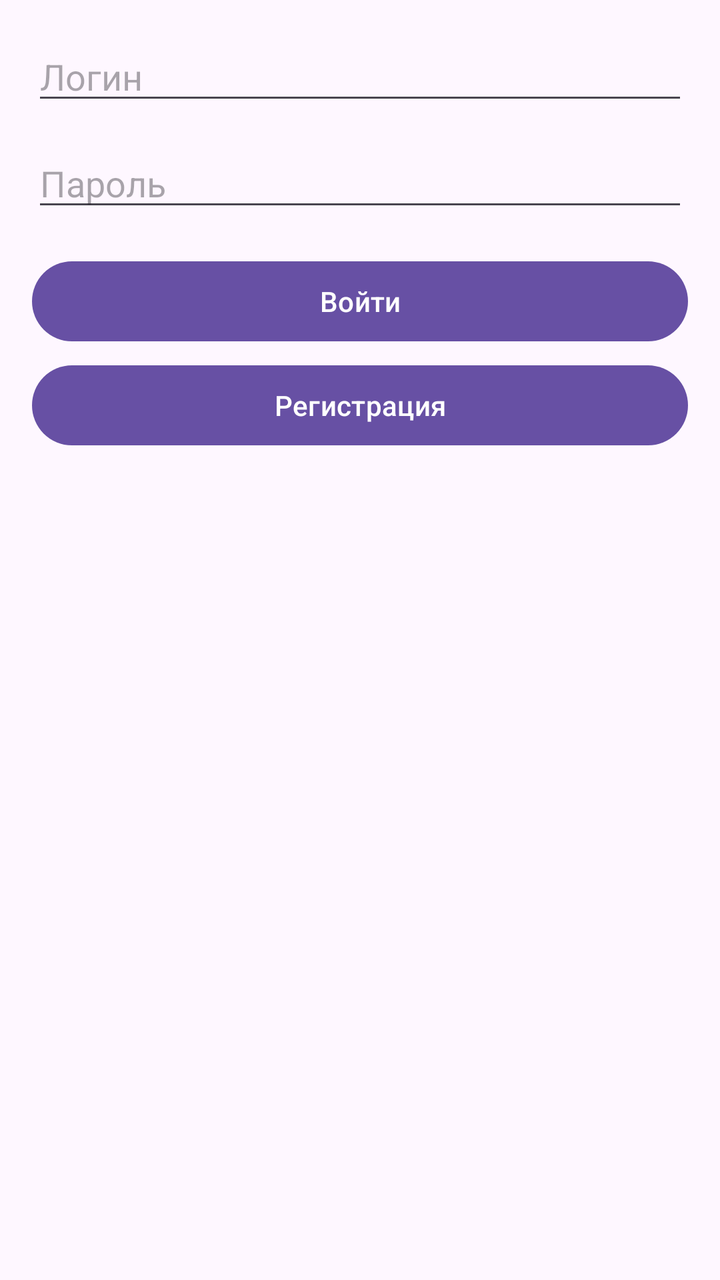
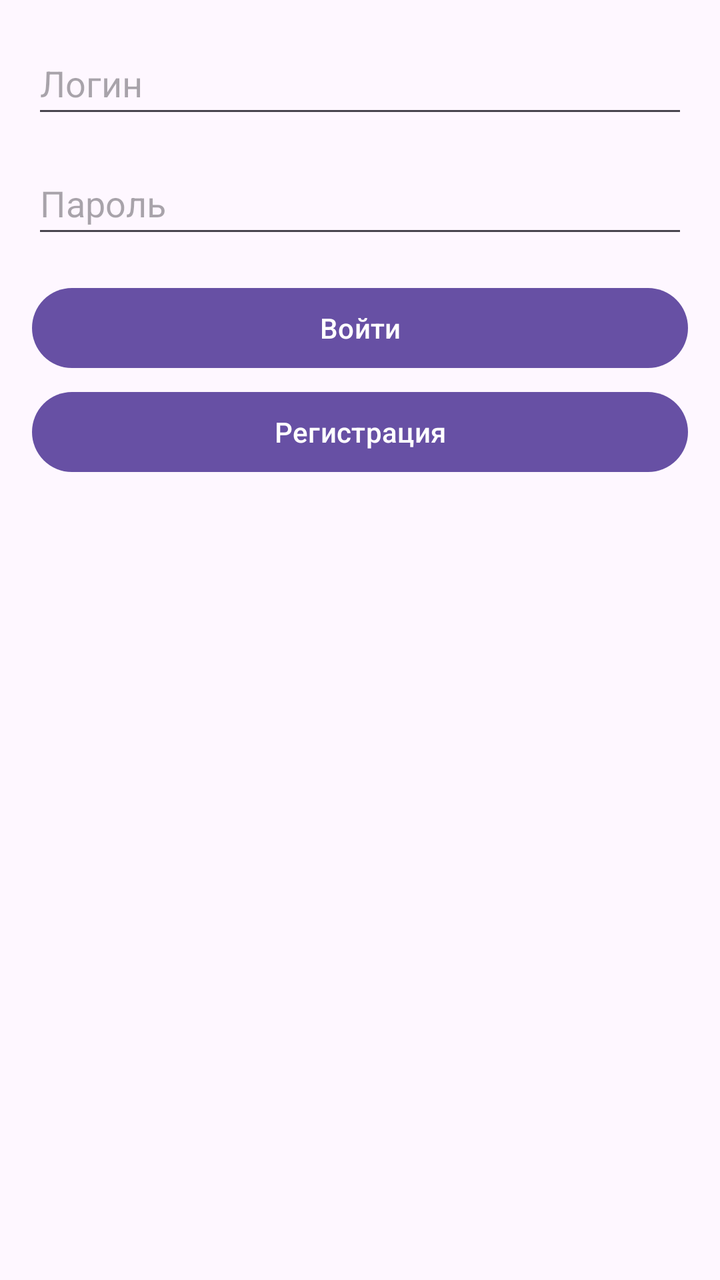

Before-and-after screenshots of an Android layout around one commit, followed by the original layout XML and the change that was made.
<!-- AndroidManifest.xml: application theme Theme.RecipesApp -->
<!-- res/layout/activity_login.xml -->
<?xml version="1.0" encoding="utf-8"?>
<androidx.constraintlayout.widget.ConstraintLayout
    xmlns:android="http://schemas.android.com/apk/res/android"
    xmlns:app="http://schemas.android.com/apk/res-auto"
    android:layout_width="match_parent"
    android:layout_height="match_parent"
    android:padding="16dp">

    <TextView
        android:id="@+id/titleText"
        android:layout_width="wrap_content"
        android:layout_height="wrap_content"
        android:text="@string/login_title"
        android:textSize="24sp"
        app:layout_constraintBottom_toTopOf="@+id/loginInput"
        app:layout_constraintEnd_toEndOf="parent"
        app:layout_constraintStart_toStartOf="parent" />

    <EditText
        android:id="@+id/loginInput"
        android:layout_width="0dp"
        android:layout_height="wrap_content"
        android:hint="@string/login_hint"
        android:inputType="text"
        app:layout_constraintEnd_toEndOf="parent"
        app:layout_constraintStart_toStartOf="parent"
        app:layout_constraintTop_toTopOf="parent"
        app:layout_constraintVertical_bias="0.4" />

    <EditText
        android:id="@+id/passwordInput"
        android:layout_width="0dp"
        android:layout_height="wrap_content"
        android:layout_marginTop="12dp"
        android:hint="@string/password_hint"
        android:inputType="textPassword"
        app:layout_constraintEnd_toEndOf="parent"
        app:layout_constraintStart_toStartOf="parent"
        app:layout_constraintTop_toBottomOf="@+id/loginInput" />

    <Button
        android:id="@+id/loginButton"
        android:layout_width="0dp"
        android:layout_height="wrap_content"
        android:layout_marginTop="16dp"
        android:text="@string/login_button"
        app:layout_constraintEnd_toEndOf="parent"
        app:layout_constraintStart_toStartOf="parent"
        app:layout_constraintTop_toBottomOf="@+id/passwordInput" />

    <Button
        android:id="@+id/registerButton"
        android:layout_width="0dp"
        android:layout_height="wrap_content"
        android:layout_marginTop="4dp"
        android:text="@string/register_button"
        app:layout_constraintEnd_toEndOf="parent"
        app:layout_constraintHorizontal_bias="0.0"
        app:layout_constraintStart_toStartOf="parent"
        app:layout_constraintTop_toBottomOf="@+id/loginButton" />

</androidx.constraintlayout.widget.ConstraintLayout>
<!-- resources referenced by this layout -->
<resources>
  <string name="login_button">Войти</string>
  <string name="login_hint">Логин</string>
  <string name="login_title">Вход</string>
  <string name="password_hint">Пароль</string>
  <string name="register_button">Регистрация</string>
  <style name="Theme.RecipesApp" parent="Base.Theme.RecipesApp" />
  <style name="Base.Theme.RecipesApp" parent="Theme.Material3.DayNight.NoActionBar">
          
          
      </style>
</resources>

<!-- the commit's change to res/layout/activity_login.xml (unified diff, before → after) -->
@@ -17,6 +17,8 @@
         app:layout_constraintStart_toStartOf="parent" />
 
     <EditText
+        android:minHeight="48dp"
+        android:autofillHints="username"
         android:id="@+id/loginInput"
         android:layout_width="0dp"
         android:layout_height="wrap_content"
@@ -28,6 +30,8 @@
         app:layout_constraintVertical_bias="0.4" />
 
     <EditText
+        android:minHeight="48dp"
+        android:autofillHints="username"
         android:id="@+id/passwordInput"
         android:layout_width="0dp"
         android:layout_height="wrap_content"
